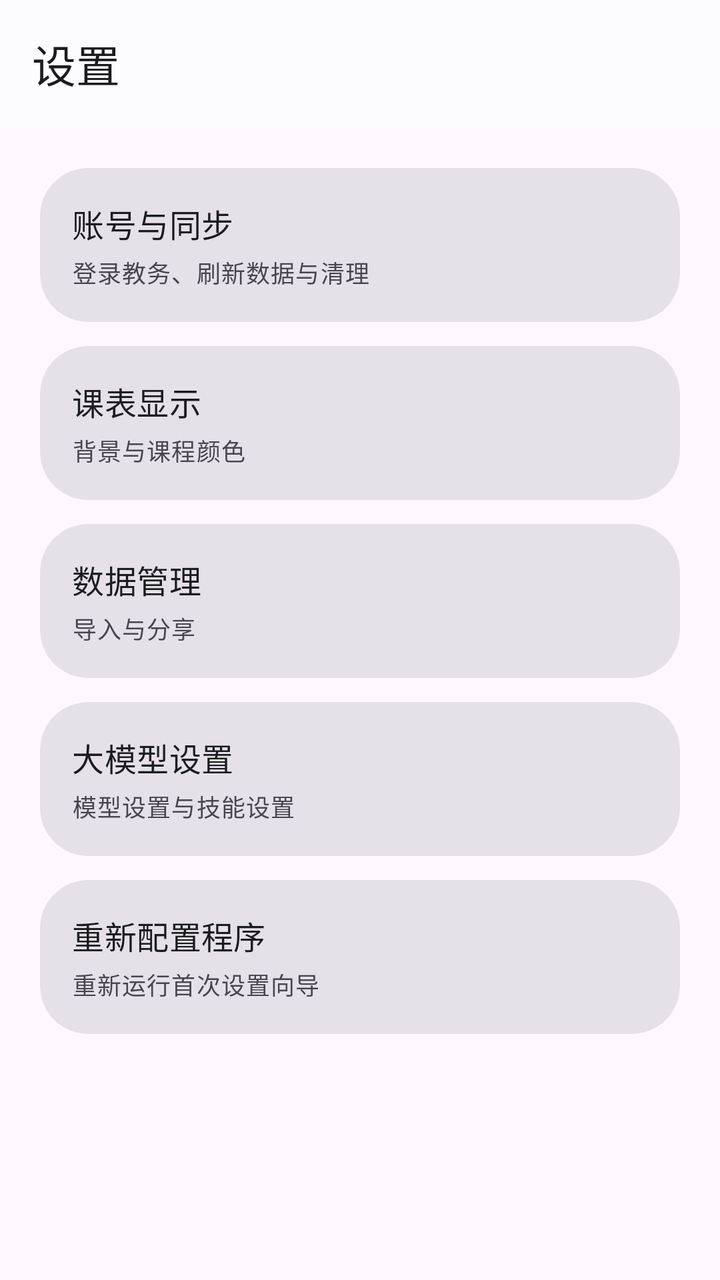
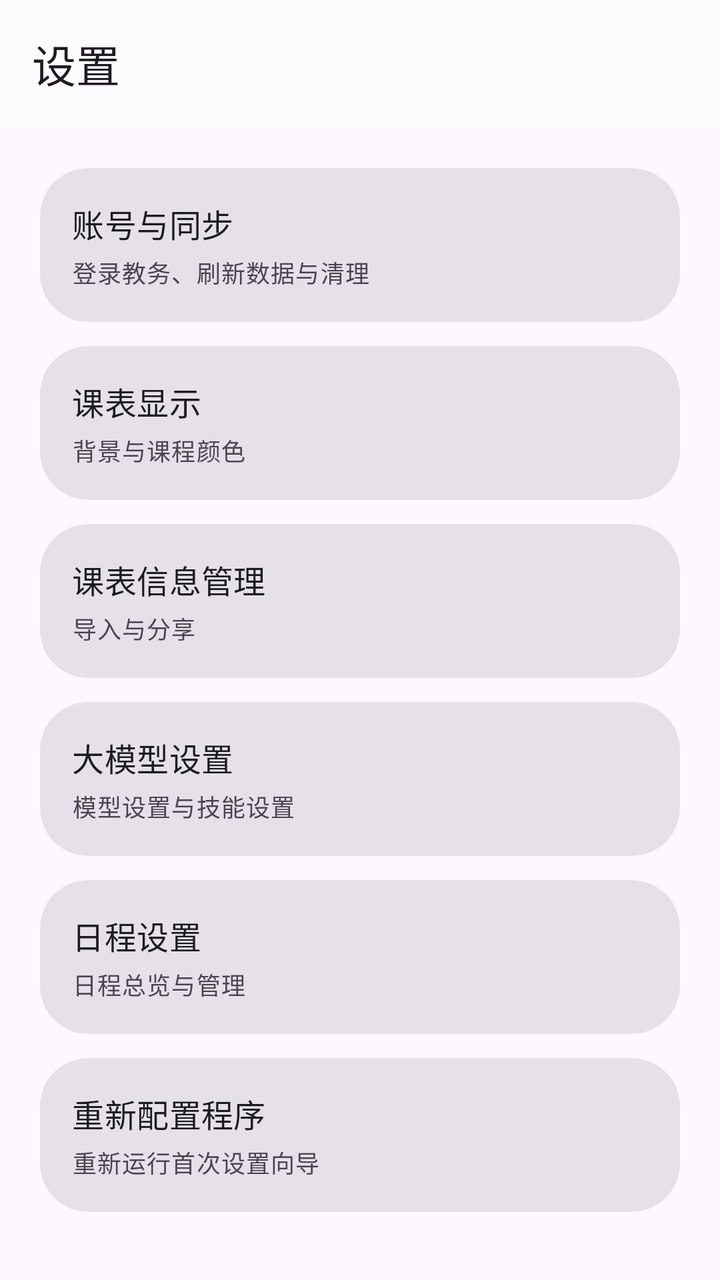

An Android layout rendered at two revisions. The XML below is the earlier revision; the diff shows what the commit changed to produce the second picture.
<!-- AndroidManifest.xml: application theme Theme.MyApplication -->
<!-- res/layout/activity_settings_home.xml -->
<?xml version="1.0" encoding="utf-8"?>
<androidx.coordinatorlayout.widget.CoordinatorLayout xmlns:android="http://schemas.android.com/apk/res/android"
    xmlns:app="http://schemas.android.com/apk/res-auto"
    android:id="@+id/rootSettingsHome"
    android:layout_width="match_parent"
    android:layout_height="match_parent"
    android:fitsSystemWindows="true">

    <com.google.android.material.appbar.AppBarLayout
        android:layout_width="match_parent"
        android:layout_height="wrap_content"
        app:liftOnScroll="true">

        <com.google.android.material.appbar.MaterialToolbar
            android:id="@+id/toolbar"
            android:layout_width="match_parent"
            android:layout_height="?attr/actionBarSize"
            app:title="设置" />
    </com.google.android.material.appbar.AppBarLayout>

    <ScrollView
        android:layout_width="match_parent"
        android:layout_height="match_parent"
        app:layout_behavior="@string/appbar_scrolling_view_behavior">

        <LinearLayout
            android:layout_width="match_parent"
            android:layout_height="wrap_content"
            android:orientation="vertical"
            android:padding="20dp">

            <com.google.android.material.card.MaterialCardView
                android:id="@+id/itemAccountSync"
                style="@style/Widget.MyApplication.SettingsCard"
                android:layout_width="match_parent"
                android:layout_height="wrap_content"
                android:layout_marginBottom="12dp"
                android:clickable="true"
                android:focusable="true"
                android:foreground="?attr/selectableItemBackground">

                <LinearLayout
                    android:layout_width="match_parent"
                    android:layout_height="wrap_content"
                    android:gravity="center_vertical"
                    android:orientation="horizontal"
                    android:padding="16dp">

                    <LinearLayout
                        android:layout_width="0dp"
                        android:layout_height="wrap_content"
                        android:layout_weight="1"
                        android:orientation="vertical">

                        <TextView
                            style="@style/Widget.MyApplication.SettingsRowTitle"
                            android:layout_width="wrap_content"
                            android:layout_height="wrap_content"
                            android:text="账号与同步" />

                        <TextView
                            style="@style/Widget.MyApplication.SettingsRowSummary"
                            android:layout_width="wrap_content"
                            android:layout_height="wrap_content"
                            android:layout_marginTop="4dp"
                            android:text="登录教务、刷新数据与清理" />
                    </LinearLayout>
                </LinearLayout>
            </com.google.android.material.card.MaterialCardView>

            <com.google.android.material.card.MaterialCardView
                android:id="@+id/itemDisplaySettings"
                style="@style/Widget.MyApplication.SettingsCard"
                android:layout_width="match_parent"
                android:layout_height="wrap_content"
                android:layout_marginBottom="12dp"
                android:clickable="true"
                android:focusable="true"
                android:foreground="?attr/selectableItemBackground">

                <LinearLayout
                    android:layout_width="match_parent"
                    android:layout_height="wrap_content"
                    android:gravity="center_vertical"
                    android:orientation="horizontal"
                    android:padding="16dp">

                    <LinearLayout
                        android:layout_width="0dp"
                        android:layout_height="wrap_content"
                        android:layout_weight="1"
                        android:orientation="vertical">

                        <TextView
                            style="@style/Widget.MyApplication.SettingsRowTitle"
                            android:layout_width="wrap_content"
                            android:layout_height="wrap_content"
                            android:text="课表显示" />

                        <TextView
                            style="@style/Widget.MyApplication.SettingsRowSummary"
                            android:layout_width="wrap_content"
                            android:layout_height="wrap_content"
                            android:layout_marginTop="4dp"
                            android:text="背景与课程颜色" />
                    </LinearLayout>
                </LinearLayout>
            </com.google.android.material.card.MaterialCardView>

            <com.google.android.material.card.MaterialCardView
                android:id="@+id/itemDataManagement"
                style="@style/Widget.MyApplication.SettingsCard"
                android:layout_width="match_parent"
                android:layout_height="wrap_content"
                android:layout_marginBottom="12dp"
                android:clickable="true"
                android:focusable="true"
                android:foreground="?attr/selectableItemBackground">

                <LinearLayout
                    android:layout_width="match_parent"
                    android:layout_height="wrap_content"
                    android:gravity="center_vertical"
                    android:orientation="horizontal"
                    android:padding="16dp">

                    <LinearLayout
                        android:layout_width="0dp"
                        android:layout_height="wrap_content"
                        android:layout_weight="1"
                        android:orientation="vertical">

                        <TextView
                            style="@style/Widget.MyApplication.SettingsRowTitle"
                            android:layout_width="wrap_content"
                            android:layout_height="wrap_content"
                            android:text="数据管理" />

                        <TextView
                            style="@style/Widget.MyApplication.SettingsRowSummary"
                            android:layout_width="wrap_content"
                            android:layout_height="wrap_content"
                            android:layout_marginTop="4dp"
                            android:text="导入与分享" />
                    </LinearLayout>
                </LinearLayout>
            </com.google.android.material.card.MaterialCardView>

            <com.google.android.material.card.MaterialCardView
                android:id="@+id/itemAiAccess"
                style="@style/Widget.MyApplication.SettingsCard"
                android:layout_width="match_parent"
                android:layout_height="wrap_content"
                android:layout_marginBottom="12dp"
                android:clickable="true"
                android:focusable="true"
                android:foreground="?attr/selectableItemBackground">

                <LinearLayout
                    android:layout_width="match_parent"
                    android:layout_height="wrap_content"
                    android:gravity="center_vertical"
                    android:orientation="horizontal"
                    android:padding="16dp">

                    <LinearLayout
                        android:layout_width="0dp"
                        android:layout_height="wrap_content"
                        android:layout_weight="1"
                        android:orientation="vertical">

                        <TextView
                            style="@style/Widget.MyApplication.SettingsRowTitle"
                            android:layout_width="wrap_content"
                            android:layout_height="wrap_content"
                            android:text="大模型设置" />

                        <TextView
                            style="@style/Widget.MyApplication.SettingsRowSummary"
                            android:layout_width="wrap_content"
                            android:layout_height="wrap_content"
                            android:layout_marginTop="4dp"
                            android:text="模型设置与技能设置" />
                    </LinearLayout>
                </LinearLayout>
            </com.google.android.material.card.MaterialCardView>

            <com.google.android.material.card.MaterialCardView
                android:id="@+id/itemSetupWizard"
                style="@style/Widget.MyApplication.SettingsCard"
                android:layout_width="match_parent"
                android:layout_height="wrap_content"
                android:clickable="true"
                android:focusable="true"
                android:foreground="?attr/selectableItemBackground">

                <LinearLayout
                    android:layout_width="match_parent"
                    android:layout_height="wrap_content"
                    android:gravity="center_vertical"
                    android:orientation="horizontal"
                    android:padding="16dp">

                    <LinearLayout
                        android:layout_width="0dp"
                        android:layout_height="wrap_content"
                        android:layout_weight="1"
                        android:orientation="vertical">

                        <TextView
                            style="@style/Widget.MyApplication.SettingsRowTitle"
                            android:layout_width="wrap_content"
                            android:layout_height="wrap_content"
                            android:text="重新配置程序" />

                        <TextView
                            style="@style/Widget.MyApplication.SettingsRowSummary"
                            android:layout_width="wrap_content"
                            android:layout_height="wrap_content"
                            android:layout_marginTop="4dp"
                            android:text="重新运行首次设置向导" />
                    </LinearLayout>
                </LinearLayout>
            </com.google.android.material.card.MaterialCardView>
        </LinearLayout>
    </ScrollView>

</androidx.coordinatorlayout.widget.CoordinatorLayout>
<!-- resources referenced by this layout -->
<resources>
  <style name="Widget.MyApplication.SettingsCard" parent="Widget.Material3.CardView.Filled">
          <item name="cardCornerRadius">24dp</item>
          <item name="cardElevation">0dp</item>
      </style>
  <style name="Widget.MyApplication.SettingsRowSummary" parent="TextAppearance.Material3.BodySmall">
          <item name="android:textColor">?attr/colorOnSurfaceVariant</item>
      </style>
  <style name="Widget.MyApplication.SettingsRowTitle" parent="TextAppearance.Material3.TitleMedium">
          <item name="android:textColor">?attr/colorOnSurface</item>
      </style>
  <style name="Theme.MyApplication" parent="Theme.Material3.DayNight.NoActionBar">
          <item name="windowActionModeOverlay">true</item>
          <item name="android:windowActionModeOverlay">true</item>
          <item name="android:statusBarColor">@android:color/transparent</item>
          <item name="android:navigationBarColor">@android:color/transparent</item>
          <item name="colorPrimary">@color/brand_primary</item>
          <item name="colorOnPrimary">@color/brand_on_primary</item>
          <item name="colorPrimaryContainer">@color/brand_primary_container</item>
          <item name="colorOnPrimaryContainer">@color/brand_on_primary_container</item>
          <item name="colorSecondary">@color/brand_secondary</item>
          <item name="colorOnSecondary">@color/brand_on_secondary</item>
          <item name="colorSecondaryContainer">@color/brand_secondary_container</item>
          <item name="colorOnSecondaryContainer">@color/brand_on_secondary_container</item>
          <item name="colorSurface">@color/brand_surface</item>
          <item name="colorOnSurface">@color/brand_on_surface</item>
          <item name="colorSurfaceVariant">@color/brand_surface_variant</item>
          <item name="materialAlertDialogTheme">@style/ThemeOverlay.MyApplication.MaterialAlertDialog</item>
      </style>
  <color name="brand_primary">#2A5D9F</color>
  <color name="brand_on_primary">#FFFFFFFF</color>
  <color name="brand_primary_container">#D6E3FF</color>
  <color name="brand_on_primary_container">#001B3F</color>
  <color name="brand_secondary">#4D607D</color>
  <color name="brand_on_secondary">#FFFFFFFF</color>
  <color name="brand_secondary_container">#D4E4FF</color>
  <color name="brand_on_secondary_container">#071C36</color>
  <color name="brand_surface">#FCFCFF</color>
  <color name="brand_on_surface">#1A1C1E</color>
  <color name="brand_surface_variant">#E0E2EC</color>
  <style name="ThemeOverlay.MyApplication.MaterialAlertDialog" parent="ThemeOverlay.Material3.MaterialAlertDialog">
          <item name="colorPrimary">?attr/colorPrimary</item>
          <item name="colorSecondary">?attr/colorSecondary</item>
      </style>
</resources>

<!-- the commit's change to res/layout/activity_settings_home.xml (unified diff, before → after) -->
@@ -134,7 +134,7 @@
                             style="@style/Widget.MyApplication.SettingsRowTitle"
                             android:layout_width="wrap_content"
                             android:layout_height="wrap_content"
-                            android:text="数据管理" />
+                            android:text="课表信息管理" />
 
                         <TextView
                             style="@style/Widget.MyApplication.SettingsRowSummary"
@@ -181,6 +181,45 @@
                             android:layout_height="wrap_content"
                             android:layout_marginTop="4dp"
                             android:text="模型设置与技能设置" />
+                    </LinearLayout>
+                </LinearLayout>
+            </com.google.android.material.card.MaterialCardView>
+
+            <com.google.android.material.card.MaterialCardView
+                android:id="@+id/itemAgendaSettings"
+                style="@style/Widget.MyApplication.SettingsCard"
+                android:layout_width="match_parent"
+                android:layout_height="wrap_content"
+                android:layout_marginBottom="12dp"
+                android:clickable="true"
+                android:focusable="true"
+                android:foreground="?attr/selectableItemBackground">
+
+                <LinearLayout
+                    android:layout_width="match_parent"
+                    android:layout_height="wrap_content"
+                    android:gravity="center_vertical"
+                    android:orientation="horizontal"
+                    android:padding="16dp">
+
+                    <LinearLayout
+                        android:layout_width="0dp"
+                        android:layout_height="wrap_content"
+                        android:layout_weight="1"
+                        android:orientation="vertical">
+
+                        <TextView
+                            style="@style/Widget.MyApplication.SettingsRowTitle"
+                            android:layout_width="wrap_content"
+                            android:layout_height="wrap_content"
+                            android:text="日程设置" />
+
+                        <TextView
+                            style="@style/Widget.MyApplication.SettingsRowSummary"
+                            android:layout_width="wrap_content"
+                            android:layout_height="wrap_content"
+                            android:layout_marginTop="4dp"
+                            android:text="日程总览与管理" />
                     </LinearLayout>
                 </LinearLayout>
             </com.google.android.material.card.MaterialCardView>
